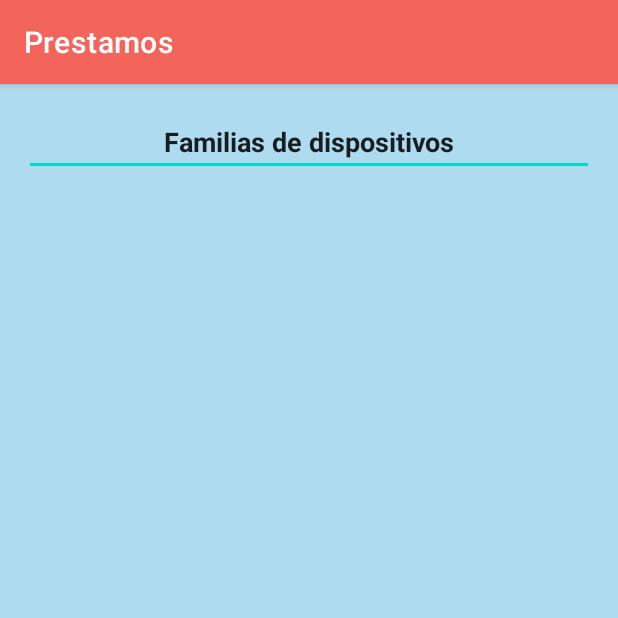
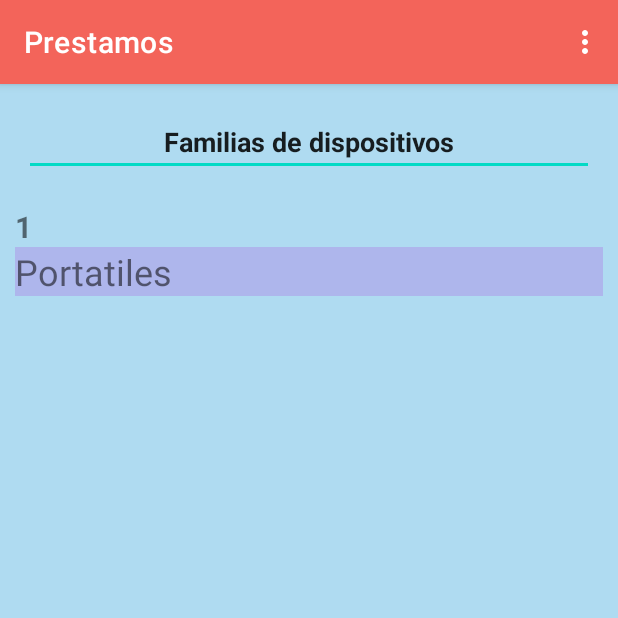
Before and after one commit to alberto-araguas/prestamos2, an Android app: the FamiliaActivity screen opened directly, with no data from a screen before it, on a phone screen of 412 x 824 dp, the top half of it. Run offline under Robolectric (Android 15) with nearby library versions, the phone set to English and light mode, and no system bars.

Commit message:
activity familia con menu

```diff
--- a/app/src/main/java/com/aaraguas/ilernaprestamos/FamiliaActivity.kt
+++ b/app/src/main/java/com/aaraguas/ilernaprestamos/FamiliaActivity.kt
@@ -1,14 +1,89 @@
 package com.aaraguas.ilernaprestamos
 
+import android.content.Intent
+import android.database.Cursor
+import android.database.sqlite.SQLiteDatabase
 import androidx.appcompat.app.AppCompatActivity
 import android.os.Bundle
+import android.view.LayoutInflater
+import android.view.Menu
+import android.view.MenuInflater
+import android.view.MenuItem
+import android.widget.ArrayAdapter
+import android.widget.Spinner
+import androidx.appcompat.app.AlertDialog
+import androidx.recyclerview.widget.LinearLayoutManager
+import com.aaraguas.ilernaprestamos.Adapters.RecycleViewAdapterFamilia
 import com.aaraguas.ilernaprestamos.R
+import com.aaraguas.ilernaprestamos.databinding.ActivityAgregarBinding
+import com.aaraguas.ilernaprestamos.databinding.ActivityFamiliaBinding
+import kotlinx.android.synthetic.main.layout_busca.*
 
 class FamiliaActivity: AppCompatActivity() {
+
+    private lateinit var binding: ActivityFamiliaBinding
+    private lateinit var familiaDBHelper: dbaseSQLiteHelper
+    private lateinit var db: SQLiteDatabase
+
+
     override fun onCreate(savedInstanceState: Bundle?) {
         super.onCreate(savedInstanceState)
-        setContentView(R.layout.activity_familia)
+
+        binding = ActivityFamiliaBinding.inflate(layoutInflater)
+        setContentView(binding.root)
+
+        familiaDBHelper=dbaseSQLiteHelper(this)
+
+        familiaDBHelper.agregarFamilia("Portatiles")
+
+
+        db=familiaDBHelper.readableDatabase
+
+        val cursor : Cursor = db.rawQuery("SELECT * FROM familia",null)
+
+        val adaptador = RecycleViewAdapterFamilia()
+        adaptador.RecycleViewAdapterFamilia(this, cursor)
+
+        binding.listaFamilias.setHasFixedSize(true)
+        binding.listaFamilias.layoutManager= LinearLayoutManager(this)
+        binding.listaFamilias.adapter=adaptador
+    }
+
+    override fun onDestroy() {
+        super.onDestroy()
+        db.close()
     }
 
 
+    override fun onCreateOptionsMenu(menu: Menu?): Boolean {
+        val inflater: MenuInflater = menuInflater
+        inflater.inflate(R.menu.menu_familia, menu)
+        return true
+    }
+
+    override fun onOptionsItemSelected(item: MenuItem): Boolean {
+
+        return when (item.itemId) {
+
+            R.id.opFamiliaInsertar -> {
+
+                true
+            }
+            R.id.opFamiliaBorrar -> {
+                true
+            }
+            R.id.opFamiliaVolver -> {
+                val intent = Intent(this, MainActivity::class.java).apply {
+
+                }
+                startActivity(intent)
+                true
+            }
+            else -> {
+                //cargaBusqueda(dbaseSQLiteHelper.CAMPO_ESTILO, item.title.toString())
+                true
+            }
+        }
+        return super.onOptionsItemSelected(item)
+    }
 }
--- a/app/src/main/res/layout/activity_familia.xml
+++ b/app/src/main/res/layout/activity_familia.xml
@@ -27,8 +27,12 @@
         android:id="@+id/listaFamilias"
         android:layout_width="0dp"
         android:layout_height="wrap_content"
+        android:layout_marginStart="10dp"
+        android:layout_marginTop="20dp"
+        android:layout_marginEnd="10dp"
         app:layout_constraintEnd_toEndOf="parent"
+        app:layout_constraintHorizontal_bias="1.0"
         app:layout_constraintStart_toStartOf="parent"
-        tools:layout_editor_absoluteY="62dp"
+        app:layout_constraintTop_toBottomOf="@+id/editTextTextPersonName"
         tools:ignore="MissingConstraints" />
 </androidx.constraintlayout.widget.ConstraintLayout>
--- a/app/src/main/res/layout/item_familias.xml
+++ b/app/src/main/res/layout/item_familias.xml
@@ -15,12 +15,14 @@
             android:layout_height="wrap_content"
             android:backgroundTint="?android:attr/textColorHighlightInverse"
             android:text="id_Familia"
-            android:textSize="20sp" />
+            android:textSize="20sp"
+            android:textStyle="bold" />
 
         <TextView
             android:id="@+id/viewNombreFamilia"
             android:layout_width="match_parent"
             android:layout_height="wrap_content"
+            android:background="#AEB6EC"
             android:text="NombreFamilia"
             android:textSize="24sp" />
     </LinearLayout>
--- /dev/null
+++ b/app/src/main/res/menu/menu_familia.xml
@@ -0,0 +1,17 @@
+<?xml version="1.0" encoding="utf-8"?>
+<menu xmlns:android="http://schemas.android.com/apk/res/android"
+    xmlns:tools = "http://schemas.android.com/tools"
+    tools:context = ".FamiliaActivity">
+
+    <item
+        android:id="@+id/opFamiliaInsertar"
+        android:title="Insertar" />
+    <item
+        android:id="@+id/opFamiliaBorrar"
+        android:title="Borrar" />
+    <item
+        android:id="@+id/opFamiliaVolver"
+        android:title="Volver" />
+
+
+</menu>
```
Also changed, not shown: app/src/main/java/com/aaraguas/ilernaprestamos/dbaseSQLiteHelper.kt (+13 -0 lines).
